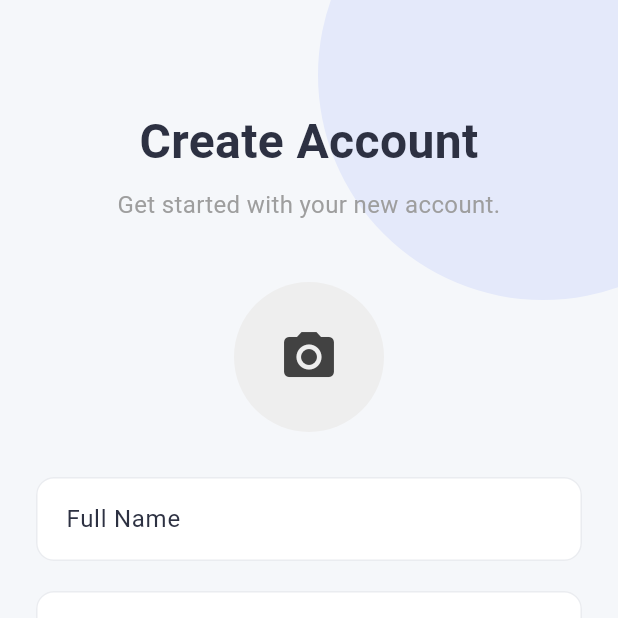
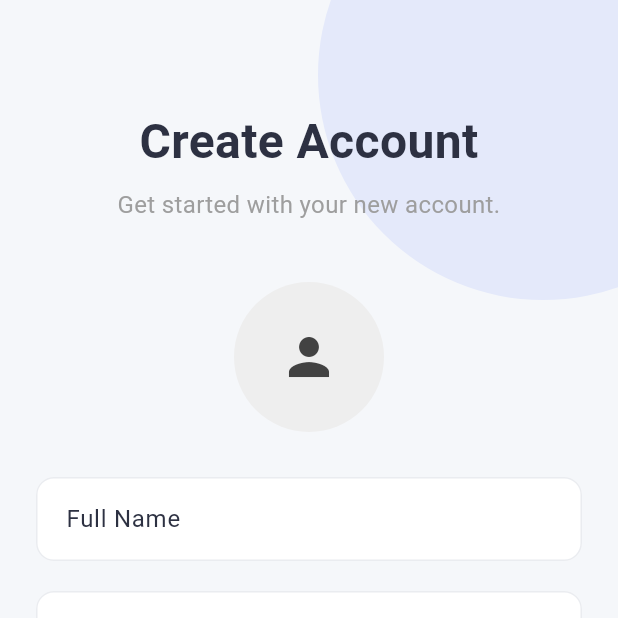
Before and after one commit to MASabbe/responsive_admin_panel_flutter, a Flutter app: the SignUpPage screen opened by its route, on a phone screen of 412 x 824 dp, the top half of it. Run offline on Flutter 3.47's test engine with Material 3 defaults, Android fonts, the light colour scheme and no system bars; our stand-ins replace cloud_firestore, dio, firebase_auth, firebase_core, firebase_storage, fl_chart and 9 more; accounts and stored records are empty; network calls fail; Roboto replaces fonts that are missing (Poppins).

Commit message:
chore: commit perubahan file project (hapus screenshot lama, update beberapa file dart, pubspec.yaml, dan tambahkan screenshot baru)

```diff
--- a/lib/features/auth/presentation/pages/sign_up_page.dart
+++ b/lib/features/auth/presentation/pages/sign_up_page.dart
@@ -130,7 +130,7 @@ class _SignUpPageState extends State<SignUpPage> {
                         const SizedBox(height: 40),
                         Center(
                           child: GestureDetector(
-                            onTap: _pickImage,
+                            // onTap: _pickImage,
                             child: CircleAvatar(
                               radius: 50,
                               backgroundColor: Colors.grey.shade200,
@@ -139,7 +139,7 @@ class _SignUpPageState extends State<SignUpPage> {
                                   : null,
                               child: _avatarBytes == null
                                   ? Icon(
-                                      Icons.camera_alt,
+                                      Icons.person,
                                       color: Colors.grey.shade800,
                                       size: 40,
                                     )
--- a/lib/features/user/presentation/pages/edit_profile_page.dart
+++ b/lib/features/user/presentation/pages/edit_profile_page.dart
@@ -105,8 +105,8 @@ class _EditProfilePageState extends State<EditProfilePage> {
                         radius: 20,
                         backgroundColor: Theme.of(context).primaryColor,
                         child: IconButton(
-                          icon: const Icon(Icons.camera_alt, color: Colors.white, size: 20),
-                          onPressed: _pickImage,
+                          icon: const Icon(Icons.person, color: Colors.white, size: 20),
+                          onPressed: (){},
                         ),
                       ),
                     ),
--- a/pubspec.yaml
+++ b/pubspec.yaml
@@ -42,7 +42,7 @@ dependencies:
   intl: ^0.20.2
   firebase_core: ^3.2.0
   firebase_auth: ^5.1.2
-  cloud_firestore: ^5.1.0
+  cloud_firestore: ^5.1.2
   firebase_storage: ^12.1.0
   flutter_localization: ^0.2.1
   dio: ^5.8.0+1
```
Also changed, not shown: Screenshot_20250619_231047.png (deleted), Screenshot_20250619_231108.png (deleted), Screenshot_2025_07_11_03_49_57_201_com_example_responsive_admin.jpg (added), Screenshot_2025_07_11_03_50_28_699_com_example_responsive_admin.jpg (added), Screenshot_2025_07_11_03_50_48_702_com_example_responsive_admin.jpg (added), Screenshot_2025_07_11_03_50_53_438_com_example_responsive_admin.jpg (added), Screenshot_2025_07_11_03_51_03_108_com_example_responsive_admin.jpg (added), Screenshot_2025_07_11_03_51_06_338_com_example_responsive_admin.jpg (added), Screenshot_2025_07_11_03_51_15_543_com_example_responsive_admin.jpg (added), 2 other files.
